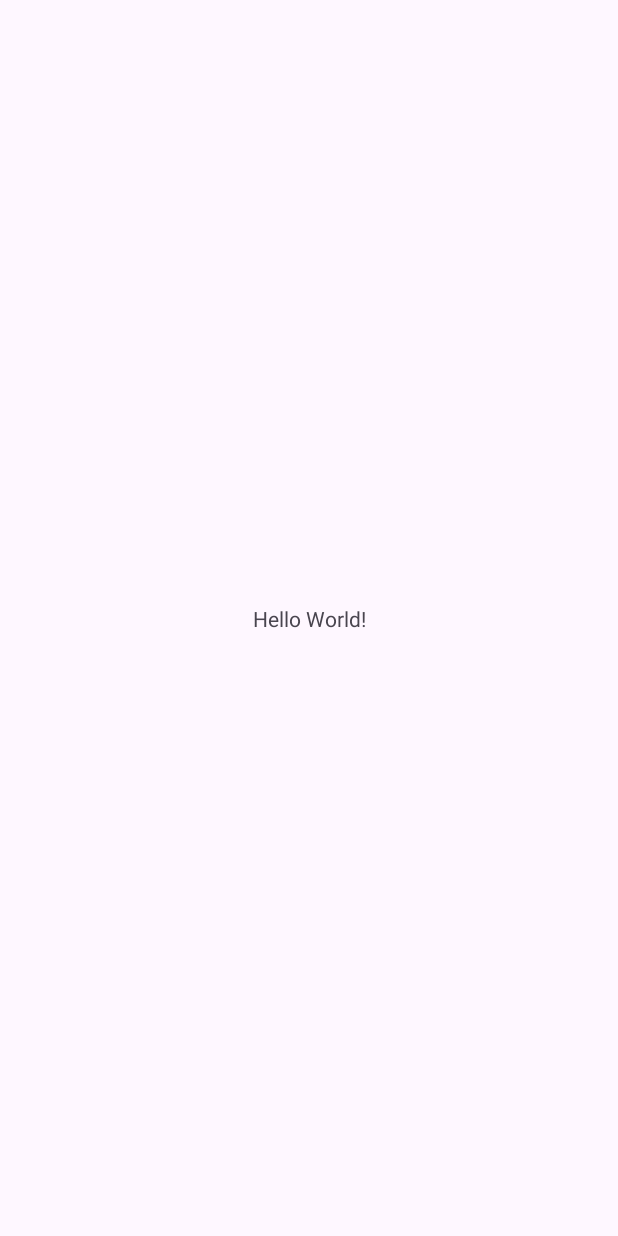
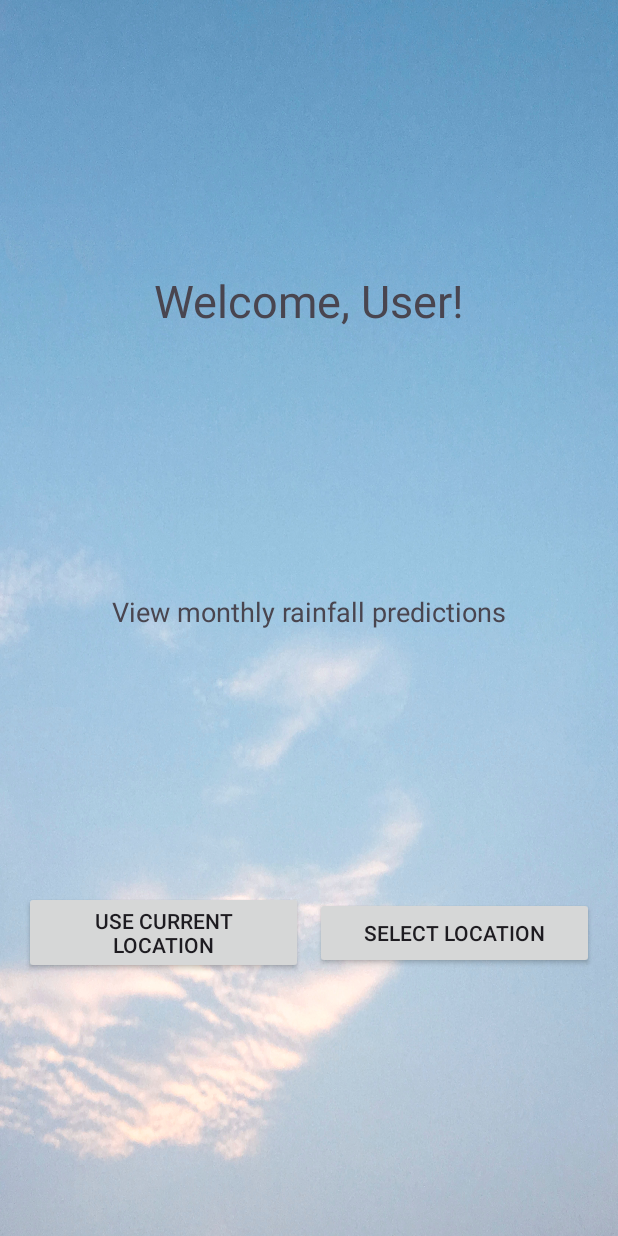
Before and after one commit to izybelly/team3_android, an Android app: the screen it shows after launch (MainActivity before the commit, Home after it), on a phone screen of 412 x 824 dp. Before the commit the screen is almost empty. Run offline under Robolectric (Android 15) with nearby library versions, the light colour scheme and no system bars.

Commit message:
Adding app location services

```diff
--- a/app/build.gradle
+++ b/app/build.gradle
@@ -26,6 +26,9 @@
         sourceCompatibility JavaVersion.VERSION_1_8
         targetCompatibility JavaVersion.VERSION_1_8
     }
+    buildFeatures {
+        viewBinding true
+    }
 }
 
 dependencies {
@@ -33,6 +36,8 @@
     implementation 'androidx.appcompat:appcompat:1.6.1'
     implementation 'com.google.android.material:material:1.5.0'
     implementation 'androidx.constraintlayout:constraintlayout:2.1.4'
+    implementation 'androidx.navigation:navigation-fragment:2.5.2'
+    implementation 'androidx.navigation:navigation-ui:2.5.2'
     testImplementation 'junit:junit:4.13.2'
     androidTestImplementation 'androidx.test.ext:junit:1.1.5'
     androidTestImplementation 'androidx.test.espresso:espresso-core:3.5.1'
--- /dev/null
+++ b/app/src/main/res/layout/activity_home.xml
@@ -0,0 +1,61 @@
+<?xml version="1.0" encoding="utf-8"?>
+<androidx.constraintlayout.widget.ConstraintLayout xmlns:android="http://schemas.android.com/apk/res/android"
+    xmlns:app="http://schemas.android.com/apk/res-auto"
+    xmlns:tools="http://schemas.android.com/tools"
+    android:layout_width="match_parent"
+    android:layout_height="match_parent"
+    android:background="@drawable/sky"
+    tools:context=".Home">
+
+    <!-- Welcome Text -->
+    <TextView
+        android:id="@+id/welcomeText"
+        android:layout_width="wrap_content"
+        android:layout_height="wrap_content"
+        android:text="Welcome, User!"
+        android:textSize="30sp"
+        app:layout_constraintTop_toTopOf="parent"
+        app:layout_constraintStart_toStartOf="parent"
+        app:layout_constraintEnd_toEndOf="parent"
+        app:layout_constraintBottom_toTopOf="@+id/viewRainfallText"
+        android:layout_marginTop="5dp"/>
+
+    <!-- View Rainfall Text -->
+    <TextView
+        android:id="@+id/viewRainfallText"
+        android:layout_width="wrap_content"
+        android:layout_height="wrap_content"
+        android:text="View monthly rainfall predictions"
+        android:textSize="18sp"
+        app:layout_constraintTop_toBottomOf="@+id/welcomeText"
+        app:layout_constraintStart_toStartOf="parent"
+        app:layout_constraintEnd_toEndOf="parent"
+        app:layout_constraintBottom_toTopOf="@+id/button1" />
+
+    <!-- Button 1 -->
+    <android.widget.Button
+        android:id="@+id/button1"
+        android:layout_width="0dp"
+        android:layout_height="wrap_content"
+        android:text="Use current location"
+        app:layout_constraintTop_toBottomOf="@+id/viewRainfallText"
+        app:layout_constraintStart_toStartOf="parent"
+        app:layout_constraintEnd_toStartOf="@+id/button2"
+        app:layout_constraintBottom_toBottomOf="parent"
+        android:layout_marginEnd="4dp"
+        android:layout_marginStart="16dp"/>
+
+    <!-- Button 2 -->
+    <android.widget.Button
+        android:id="@+id/button2"
+        android:layout_width="0dp"
+        android:layout_height="wrap_content"
+        android:text="Select location"
+        app:layout_constraintTop_toBottomOf="@+id/viewRainfallText"
+        app:layout_constraintStart_toEndOf="@+id/button1"
+        app:layout_constraintEnd_toEndOf="parent"
+        app:layout_constraintBottom_toBottomOf="parent"
+        android:layout_marginStart="4dp"
+        android:layout_marginEnd="16dp"/>
+
+</androidx.constraintlayout.widget.ConstraintLayout>
--- /dev/null
+++ b/app/src/main/res/values-land/dimens.xml
@@ -0,0 +1,3 @@
+<resources>
+    <dimen name="fab_margin">48dp</dimen>
+</resources>
--- /dev/null
+++ b/app/src/main/res/values-v23/themes.xml
@@ -0,0 +1,9 @@
+<resources xmlns:tools="http://schemas.android.com/tools">
+
+    <style name="Theme.AD_Team3" parent="Base.Theme.AD_Team3">
+        <!-- Transparent system bars for edge-to-edge. -->
+        <item name="android:navigationBarColor">@android:color/transparent</item>
+        <item name="android:statusBarColor">@android:color/transparent</item>
+        <item name="android:windowLightStatusBar">?attr/isLightTheme</item>
+    </style>
+</resources>
--- /dev/null
+++ b/app/src/main/res/values-w1240dp/dimens.xml
@@ -0,0 +1,3 @@
+<resources>
+    <dimen name="fab_margin">200dp</dimen>
+</resources>
--- /dev/null
+++ b/app/src/main/res/values-w600dp/dimens.xml
@@ -0,0 +1,3 @@
+<resources>
+    <dimen name="fab_margin">48dp</dimen>
+</resources>
--- /dev/null
+++ b/app/src/main/res/values/dimens.xml
@@ -0,0 +1,3 @@
+<resources>
+    <dimen name="fab_margin">16dp</dimen>
+</resources>
```
Also changed, not shown: app/src/main/AndroidManifest.xml (+8 -3 lines), app/src/main/java/com/example/ad_team3/Home.java (added, +126 -0 lines), app/src/main/res/navigation/nav_graph.xml (added, +28 -0 lines), app/src/main/res/values/strings.xml (+43 -0 lines), app/src/main/res/drawable/sky.jpg (added).
